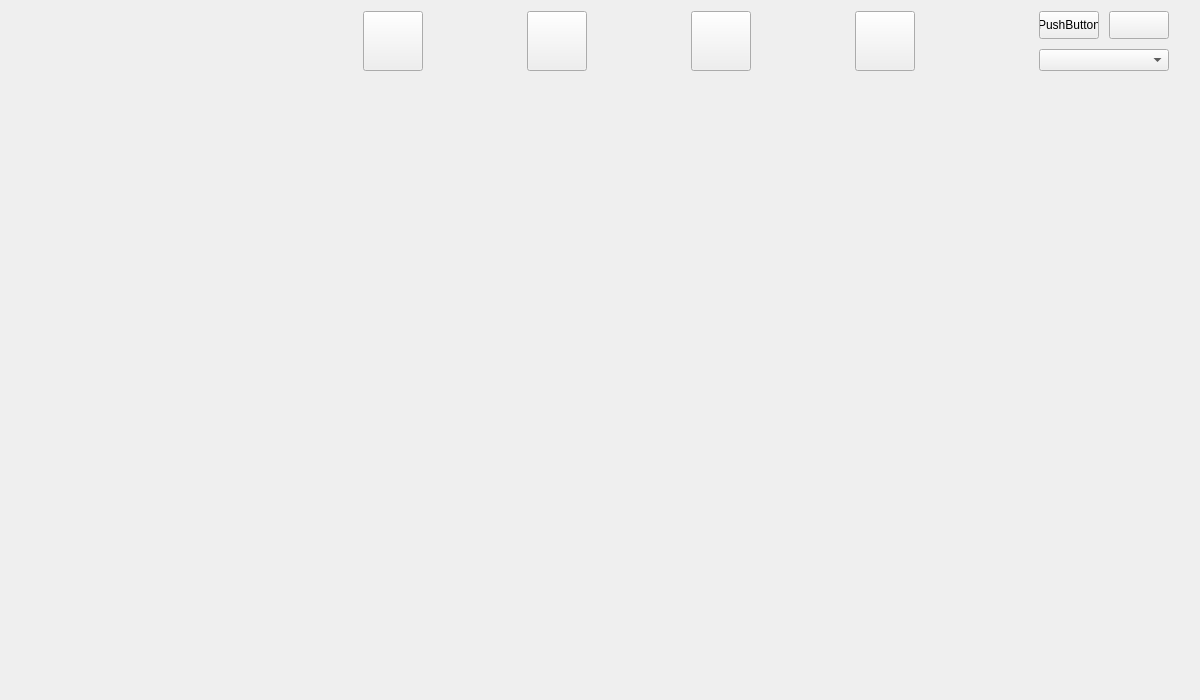
Before: the Qt Designer form job_company.ui in mahan109910/linking_me, drawn with Qt 5.
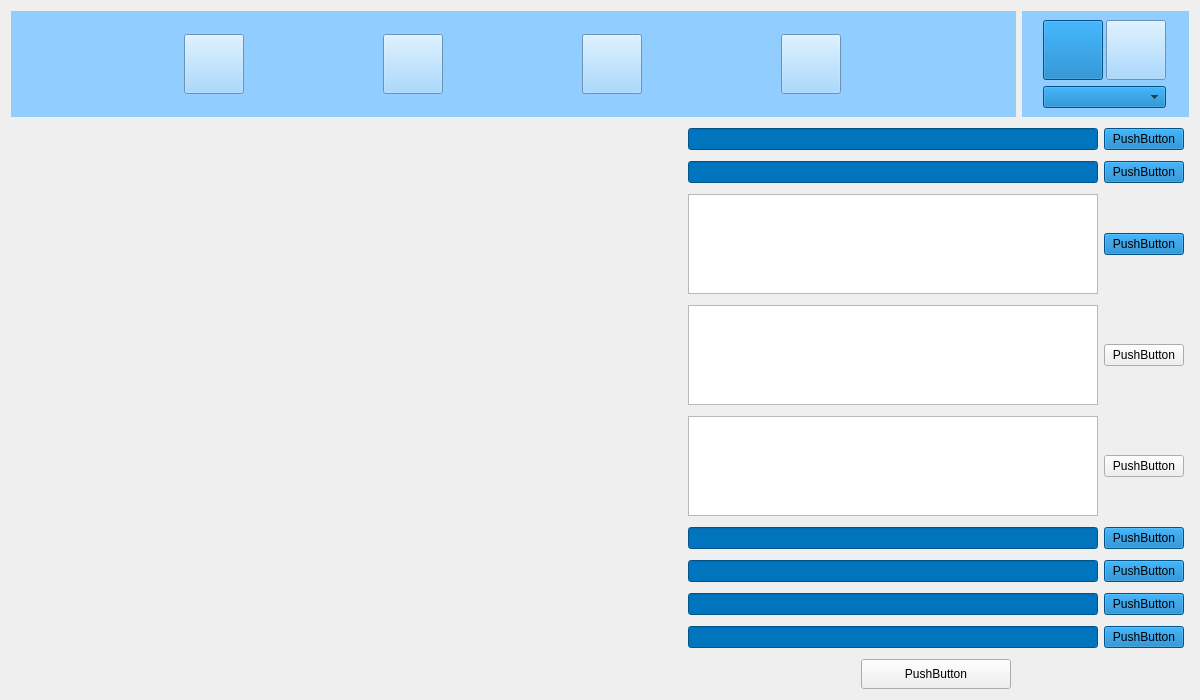
After: the same form once the commit is applied. Icons and pictures are not drawn.

Patch:
```diff
--- a/job_company.ui
+++ b/job_company.ui
@@ -10,24 +10,70 @@
     <height>700</height>
    </rect>
   </property>
+  <property name="sizePolicy">
+   <sizepolicy hsizetype="Preferred" vsizetype="Preferred">
+    <horstretch>0</horstretch>
+    <verstretch>0</verstretch>
+   </sizepolicy>
+  </property>
+  <property name="maximumSize">
+   <size>
+    <width>16777215</width>
+    <height>16777215</height>
+   </size>
+  </property>
   <property name="windowTitle">
    <string>Form</string>
   </property>
+  <layout class="QGridLayout" name="gridLayout">
+   <item row="5" column="0" colspan="4">
+    <layout class="QGridLayout" name="gridLayout_7"/>
+   </item>
+   <item row="6" column="4" colspan="3">
+    <layout class="QGridLayout" name="gridLayout_5">
+     <item row="0" column="0">
+      <widget class="QPushButton" name="pushButton_8">
+       <property name="sizePolicy">
+        <sizepolicy hsizetype="Preferred" vsizetype="Fixed">
+         <horstretch>0</horstretch>
+         <verstretch>0</verstretch>
+        </sizepolicy>
+       </property>
+       <property name="maximumSize">
+        <size>
+         <width>150</width>
+         <height>30</height>
+        </size>
+       </property>
+       <property name="text">
+        <string>PushButton</string>
+       </property>
+      </widget>
+     </item>
+    </layout>
+   </item>
+   <item row="0" column="6">
+    <widget class="QWidget" name="widget3" native="true">
+     <property name="maximumSize">
+      <size>
+       <width>300</width>
+       <height>150</height>
+      </size>
+     </property>
+     <property name="styleSheet">
+      <string notr="true">background-color: rgb(145, 206, 255);</string>
+     </property>
   <layout class="QGridLayout" name="gridLayout_2">
-   <item row="0" column="4">
-    <layout class="QVBoxLayout" name="verticalLayout_2">
-     <item>
-      <layout class="QGridLayout" name="gridLayout_4">
        <property name="leftMargin">
         <number>20</number>
        </property>
        <property name="rightMargin">
         <number>20</number>
        </property>
-       <property name="spacing">
-        <number>10</number>
-       </property>
-       <item row="1" column="0">
+      <property name="horizontalSpacing">
+       <number>2</number>
+      </property>
+      <item row="0" column="0">
         <widget class="QPushButton" name="pushButton_me">
          <property name="maximumSize">
           <size>
@@ -35,12 +81,15 @@
            <height>60</height>
           </size>
          </property>
+        <property name="styleSheet">
+         <string notr="true">background-color: rgb(1, 116, 190);</string>
+        </property>
          <property name="text">
-          <string>PushButton</string>
+         <string/>
          </property>
         </widget>
        </item>
-       <item row="1" column="1">
+      <item row="0" column="1">
         <widget class="QPushButton" name="pushButton_dark_sun">
          <property name="sizePolicy">
           <sizepolicy hsizetype="Preferred" vsizetype="Preferred">
@@ -59,36 +108,34 @@
          </property>
         </widget>
        </item>
-       <item row="2" column="0" colspan="2">
-        <widget class="QComboBox" name="comboBox_me"/>
-       </item>
-      </layout>
-     </item>
-    </layout>
-   </item>
-   <item row="0" column="0">
-    <layout class="QVBoxLayout" name="verticalLayout_6">
-     <item>
-      <widget class="QFrame" name="frame_HA_home">
-       <property name="maximumSize">
-        <size>
-         <width>16777215</width>
-         <height>16777215</height>
-        </size>
-       </property>
+      <item row="1" column="0" colspan="2">
+       <widget class="QComboBox" name="comboBox_me">
        <property name="styleSheet">
-        <string notr="true">border-image: url(:/new/prefix1/image/HA-sun.png);</string>
-       </property>
-       <layout class="QVBoxLayout" name="verticalLayout_4"/>
+         <string notr="true">background-color: rgb(1, 116, 190);</string>
+        </property>
       </widget>
      </item>
     </layout>
+    </widget>
    </item>
-   <item row="1" column="3" rowspan="4" colspan="2">
-    <layout class="QGridLayout" name="gridLayout_3"/>
-   </item>
-   <item row="0" column="1" colspan="3">
-    <layout class="QHBoxLayout" name="horizontalLayout_2">
+   <item row="0" column="0" colspan="6">
+    <widget class="QWidget" name="widget1" native="true">
+     <property name="styleSheet">
+      <string notr="true">background-color: rgb(145, 206, 255);</string>
+     </property>
+     <layout class="QHBoxLayout" name="horizontalLayout_6">
+      <property name="leftMargin">
+       <number>40</number>
+      </property>
+      <property name="topMargin">
+       <number>1</number>
+      </property>
+      <property name="rightMargin">
+       <number>40</number>
+      </property>
+      <property name="bottomMargin">
+       <number>1</number>
+      </property>
      <item>
       <widget class="QPushButton" name="pushButton_home_home">
        <property name="enabled">
@@ -224,18 +271,188 @@
       </widget>
      </item>
     </layout>
+    </widget>
    </item>
-   <item row="1" column="0" colspan="3">
-    <layout class="QVBoxLayout" name="verticalLayout_3"/>
+   <item row="6" column="0" colspan="4">
+    <layout class="QGridLayout" name="gridLayout_6"/>
    </item>
-   <item row="2" column="0" colspan="3">
-    <layout class="QVBoxLayout" name="verticalLayout"/>
+   <item row="4" column="0" colspan="4">
+    <layout class="QGridLayout" name="gridLayout_3"/>
    </item>
-   <item row="3" column="0" colspan="3">
-    <layout class="QHBoxLayout" name="horizontalLayout"/>
+   <item row="3" column="0" colspan="4">
+    <layout class="QGridLayout" name="gridLayout_10"/>
    </item>
-   <item row="4" column="0" colspan="3">
-    <layout class="QGridLayout" name="gridLayout"/>
+   <item row="1" column="0" colspan="4">
+    <layout class="QGridLayout" name="gridLayout_9"/>
+   </item>
+   <item row="2" column="0" colspan="4">
+    <layout class="QGridLayout" name="gridLayout_11"/>
+   </item>
+   <item row="1" column="4" rowspan="5" colspan="3">
+    <layout class="QGridLayout" name="gridLayout_4">
+     <property name="leftMargin">
+      <number>5</number>
+     </property>
+     <property name="rightMargin">
+      <number>5</number>
+     </property>
+     <item row="5" column="0">
+      <widget class="QLineEdit" name="salaryLineEdit">
+       <property name="styleSheet">
+        <string notr="true">background-color: rgb(1, 116, 190);</string>
+       </property>
+      </widget>
+     </item>
+     <item row="0" column="0">
+      <widget class="QLineEdit" name="jobIdLineEdit">
+       <property name="styleSheet">
+        <string notr="true">background-color: rgb(1, 116, 190);</string>
+       </property>
+      </widget>
+     </item>
+     <item row="6" column="1">
+      <widget class="QPushButton" name="pushButton_5">
+       <property name="styleSheet">
+        <string notr="true">background-color: rgb(1, 116, 190);</string>
+       </property>
+       <property name="text">
+        <string>PushButton</string>
+       </property>
+      </widget>
+     </item>
+     <item row="1" column="0">
+      <widget class="QLineEdit" name="jobTitleLineEdit">
+       <property name="styleSheet">
+        <string notr="true">background-color: rgb(1, 116, 190);</string>
+       </property>
+      </widget>
+     </item>
+     <item row="4" column="1">
+      <widget class="QPushButton" name="removeSkillButton">
+       <property name="text">
+        <string>PushButton</string>
+       </property>
+      </widget>
+     </item>
+     <item row="2" column="0">
+      <widget class="QTextEdit" name="descriptionTextEdit">
+       <property name="maximumSize">
+        <size>
+         <width>16777215</width>
+         <height>100</height>
+        </size>
+       </property>
+      </widget>
+     </item>
+     <item row="8" column="0">
+      <widget class="QLineEdit" name="typeLineEdit">
+       <property name="styleSheet">
+        <string notr="true">background-color: rgb(1, 116, 190);</string>
+       </property>
+      </widget>
+     </item>
+     <item row="7" column="1">
+      <widget class="QPushButton" name="pushButton_6">
+       <property name="styleSheet">
+        <string notr="true">background-color: rgb(1, 116, 190);</string>
+       </property>
+       <property name="text">
+        <string>PushButton</string>
+       </property>
+      </widget>
+     </item>
+     <item row="4" column="0">
+      <widget class="QListWidget" name="listWidget_skills">
+       <property name="maximumSize">
+        <size>
+         <width>16777214</width>
+         <height>100</height>
+        </size>
+       </property>
+      </widget>
+     </item>
+     <item row="2" column="1">
+      <widget class="QPushButton" name="pushButton_3">
+       <property name="styleSheet">
+        <string notr="true">background-color: rgb(1, 116, 190);</string>
+       </property>
+       <property name="text">
+        <string>PushButton</string>
+       </property>
+      </widget>
+     </item>
+     <item row="5" column="1">
+      <widget class="QPushButton" name="pushButton_4">
+       <property name="styleSheet">
+        <string notr="true">background-color: rgb(1, 116, 190);</string>
+       </property>
+       <property name="text">
+        <string>PushButton</string>
+       </property>
+      </widget>
+     </item>
+     <item row="8" column="1">
+      <widget class="QPushButton" name="pushButton_7">
+       <property name="styleSheet">
+        <string notr="true">background-color: rgb(1, 116, 190);</string>
+       </property>
+       <property name="text">
+        <string>PushButton</string>
+       </property>
+      </widget>
+     </item>
+     <item row="6" column="0">
+      <widget class="QLineEdit" name="workPlaceTypeLineEdit">
+       <property name="styleSheet">
+        <string notr="true">background-color: rgb(1, 116, 190);</string>
+       </property>
+      </widget>
+     </item>
+     <item row="0" column="1">
+      <widget class="QPushButton" name="pushButton">
+       <property name="styleSheet">
+        <string notr="true">background-color: rgb(1, 116, 190);</string>
+       </property>
+       <property name="text">
+        <string>PushButton</string>
+       </property>
+      </widget>
+     </item>
+     <item row="1" column="1">
+      <widget class="QPushButton" name="pushButton_2">
+       <property name="styleSheet">
+        <string notr="true">background-color: rgb(1, 116, 190);</string>
+       </property>
+       <property name="text">
+        <string>PushButton</string>
+       </property>
+      </widget>
+     </item>
+     <item row="7" column="0">
+      <widget class="QLineEdit" name="locationLineEdit">
+       <property name="styleSheet">
+        <string notr="true">background-color: rgb(1, 116, 190);</string>
+       </property>
+      </widget>
+     </item>
+     <item row="3" column="0">
+      <widget class="QListWidget" name="listWidget_available_skills">
+       <property name="maximumSize">
+        <size>
+         <width>16777215</width>
+         <height>100</height>
+        </size>
+       </property>
+      </widget>
+     </item>
+     <item row="3" column="1">
+      <widget class="QPushButton" name="addSkillButton">
+       <property name="text">
+        <string>PushButton</string>
+       </property>
+      </widget>
+     </item>
+    </layout>
    </item>
   </layout>
  </widget>
```
Lines whose indentation alone changed are shown as unchanged.
